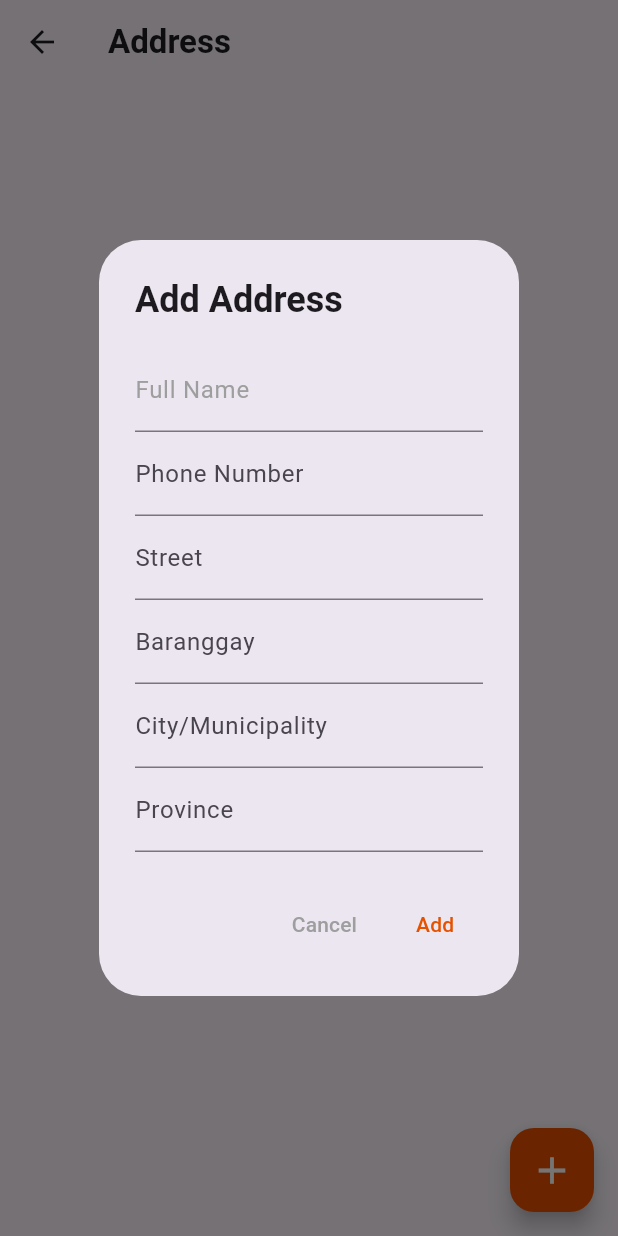
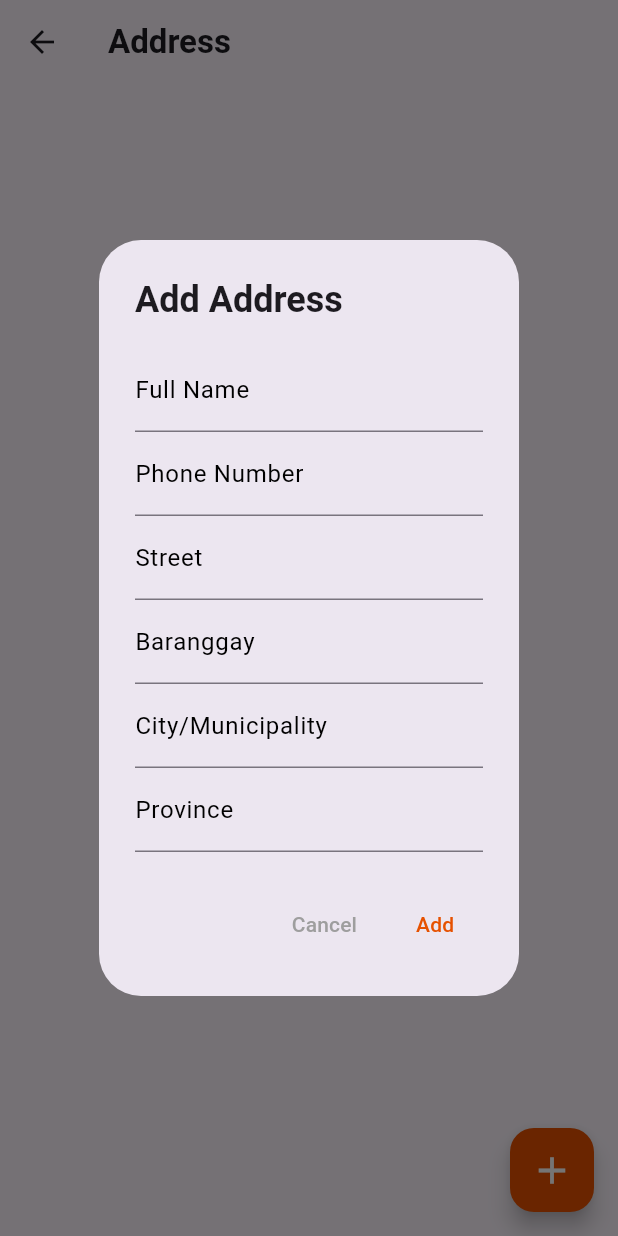
Before and after one commit to TechPyllars2024/AutoCareCarOwners, a Flutter app: the CarOwnerAddress screen opened directly, after a tap on the "add" icon, on a phone screen of 412 x 824 dp. Run offline on Flutter 3.47's test engine with Material 3 defaults, Android fonts, the phone set to English and light mode, and no system bars; our stand-ins replace cloud_firestore, curved_navigation_bar, firebase_auth, firebase_core, firebase_storage, flutter_animate and 4 more; missing offline and left inert: flutter_pannable_rating_bar; accounts and stored records are empty.

Commit message:
update: address focused styles

```diff
--- a/lib/ProfileManagement/screens/car_owner_addresses.dart
+++ b/lib/ProfileManagement/screens/car_owner_addresses.dart
@@ -87,12 +87,11 @@ class _CarOwnerAddressState extends State<CarOwnerAddress> {
                 children: [
                   TextFormField(
                     controller: fullNameController,
-                    decoration: InputDecoration(
-                      labelText: 'Full Name',
-                      labelStyle: TextStyle(color: Colors.grey),
-                      floatingLabelStyle: TextStyle(color: Colors.black),
+                    decoration:  InputDecoration(labelText: 'Full Name',
+                      labelStyle: TextStyle(color: Colors.black),
+                      floatingLabelStyle: TextStyle(color: Colors.orange.shade900),
                       focusedBorder: UnderlineInputBorder(
-                        borderSide: BorderSide(color: Colors.orange),
+                        borderSide: BorderSide(color: Colors.black45),
                       ),
                     ),
                     validator: (value) {
@@ -102,11 +101,15 @@ class _CarOwnerAddressState extends State<CarOwnerAddress> {
                       return null;
                     },
                   ),
-
                   TextFormField(
                     controller: phoneNumberController,
                     decoration:
-                    const InputDecoration(labelText: 'Phone Number'),
+                     InputDecoration(labelText: 'Phone Number',
+                      labelStyle: TextStyle(color: Colors.black),
+                      floatingLabelStyle: TextStyle(color: Colors.orange.shade900),
+                      focusedBorder: UnderlineInputBorder(
+                        borderSide: BorderSide(color: Colors.black45),
+                      ),),
                     keyboardType: TextInputType.phone,
                     inputFormatters: [
                       FilteringTextInputFormatter.digitsOnly,
@@ -124,7 +127,12 @@ class _CarOwnerAddressState extends State<CarOwnerAddress> {
                   ),
                   TextFormField(
                     controller: streetController,
-                    decoration: const InputDecoration(labelText: 'Street'),
+                    decoration:  InputDecoration(labelText: 'Street',
+                      labelStyle: TextStyle(color: Colors.black),
+                      floatingLabelStyle: TextStyle(color: Colors.orange.shade900),
+                      focusedBorder: UnderlineInputBorder(
+                        borderSide: BorderSide(color: Colors.black45),
+                      ),),
                     validator: (value) {
                       if (value == null || value.isEmpty) {
                         return 'Please enter a street';
@@ -134,7 +142,12 @@ class _CarOwnerAddressState extends State<CarOwnerAddress> {
                   ),
                   TextFormField(
                     controller: baranggayController,
-                    decoration: const InputDecoration(labelText: 'Baranggay'),
+                    decoration:  InputDecoration(labelText: 'Baranggay',
+                      labelStyle: TextStyle(color: Colors.black),
+                      floatingLabelStyle: TextStyle(color: Colors.orange.shade900),
+                      focusedBorder: UnderlineInputBorder(
+                        borderSide: BorderSide(color: Colors.black45),
+                      ),),
                     validator: (value) {
                       if (value == null || value.isEmpty) {
                         return 'Please enter a street';
@@ -144,7 +157,12 @@ class _CarOwnerAddressState extends State<CarOwnerAddress> {
                   ),
                   TextFormField(
                     controller: cityController,
-                    decoration: const InputDecoration(labelText: 'City/Municipality'),
+                    decoration:  InputDecoration(labelText: 'City/Municipality',
+                      labelStyle: TextStyle(color: Colors.black),
+                      floatingLabelStyle: TextStyle(color: Colors.orange.shade900),
+                      focusedBorder: UnderlineInputBorder(
+                        borderSide: BorderSide(color: Colors.black45),
+                      ),),
                     validator: (value) {
                       if (value == null || value.isEmpty) {
                         return 'Please enter a city';
@@ -154,7 +172,12 @@ class _CarOwnerAddressState extends State<CarOwnerAddress> {
                   ),
                   TextFormField(
                     controller: provinceController,
-                    decoration: const InputDecoration(labelText: 'Province'),
+                    decoration:  InputDecoration(labelText: 'Province',
+                      labelStyle: TextStyle(color: Colors.black),
+                      floatingLabelStyle: TextStyle(color: Colors.orange.shade900),
+                      focusedBorder: UnderlineInputBorder(
+                        borderSide: BorderSide(color: Colors.black45),
+                      ),),
                     validator: (value) {
                       if (value == null || value.isEmpty) {
                         return 'Please enter a country';
```
